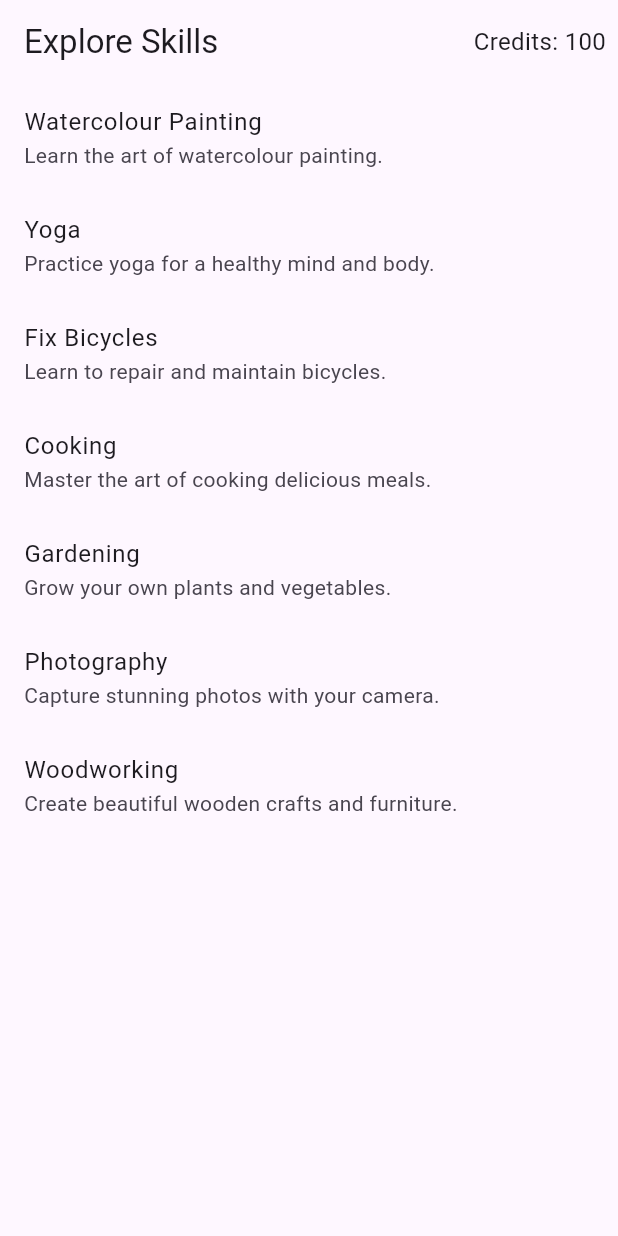
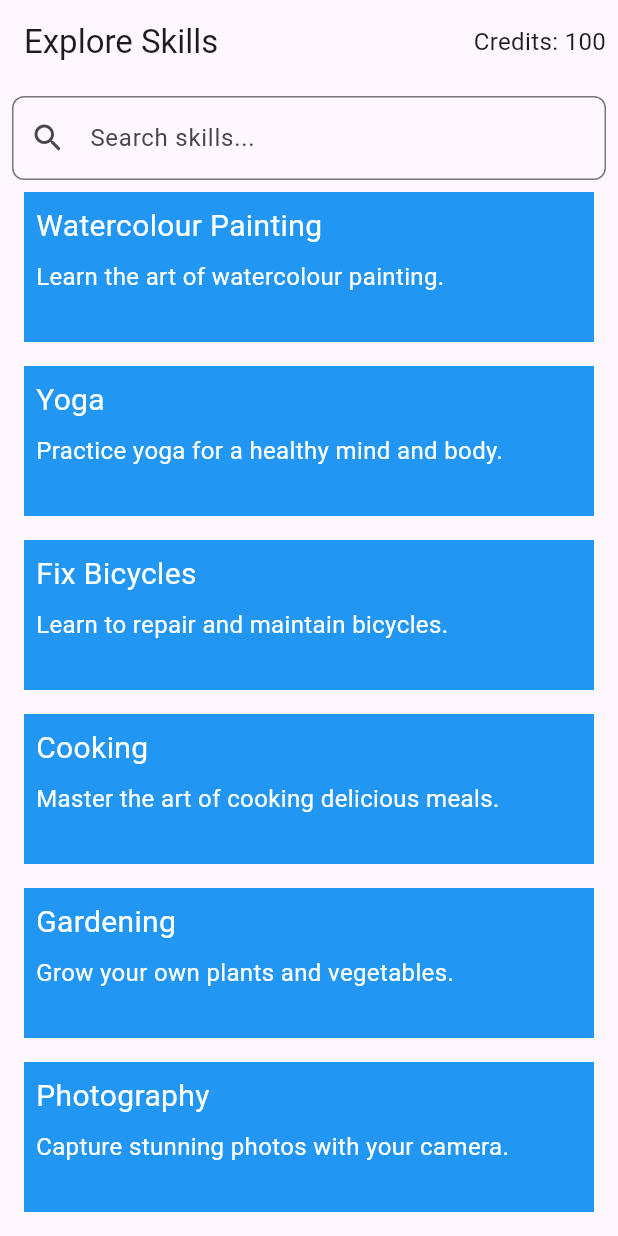
Before and after one commit to aminafayaz/SkillNova, a Flutter app: the ExplorePage screen opened directly, on a phone screen of 412 x 824 dp. Run offline on Flutter 3.47's test engine with Material 3 defaults, Android fonts, the phone set to English and light mode, and no system bars; our stand-ins replace firebase_auth, firebase_core; accounts and stored records are empty.

Commit message:
added users and skills list to listviewbuilder

```diff
--- a/skillnova_frontend/lib/explorepage.dart
+++ b/skillnova_frontend/lib/explorepage.dart
@@ -1,4 +1,5 @@
 import 'package:flutter/material.dart';
+import 'skill_detail_page.dart';
 
 class ExplorePage extends StatelessWidget {
   final List<Map<String, String>> skills = [
@@ -12,6 +13,36 @@ class ExplorePage extends StatelessWidget {
   ];
 
   final int availableCredits = 100; // Example value for available credits
+  final Map<String, List<Map<String, String>>> usersBySkill = {
+    'Watercolour Painting': [
+      {'name': 'Alice', 'proficiency': 'Intermediate'},
+      {'name': 'Bob', 'proficiency': 'Beginner'},
+    ],
+    'Yoga': [
+      {'name': 'Charlie', 'proficiency': 'Advanced'},
+      {'name': 'Dave', 'proficiency': 'Intermediate'},
+    ],
+    'Fix Bicycles': [
+      {'name': 'Eve', 'proficiency': 'Expert'},
+      {'name': 'Frank', 'proficiency': 'Intermediate'},
+    ],
+    'Cooking': [
+      {'name': 'Grace', 'proficiency': 'Expert'},
+      {'name': 'Heidi', 'proficiency': 'Advanced'},
+    ],
+    'Gardening': [
+      {'name': 'Ivan', 'proficiency': 'Beginner'},
+      {'name': 'Judy', 'proficiency': 'Intermediate'},
+    ],
+    'Photography': [
+      {'name': 'Mallory', 'proficiency': 'Advanced'},
+      {'name': 'Niaj', 'proficiency': 'Beginner'},
+    ],
+    'Woodworking': [
+      {'name': 'Olivia', 'proficiency': 'Expert'},
+      {'name': 'Peggy', 'proficiency': 'Intermediate'},
+    ],
+  };
 
   @override
   Widget build(BuildContext context) {
@@ -30,14 +61,63 @@ class ExplorePage extends StatelessWidget {
           ),
         ],
       ),
-      body: ListView.builder(
-        itemCount: skills.length,
-        itemBuilder: (context, index) {
-          return ListTile(
-            title: Text(skills[index]['name']!),
-            subtitle: Text(skills[index]['description']!),
-          );
-        },
+      body: Padding(
+        padding: const EdgeInsets.all(8.0),
+        child: Column(
+          children: [
+            TextField(
+              decoration: InputDecoration(
+                hintText: 'Search skills...',
+                border: OutlineInputBorder(
+                  borderRadius: BorderRadius.circular(8.0),
+                ),
+                prefixIcon: Icon(Icons.search),
+              ),
+            ),
+            Expanded(
+              child: ListView.builder(
+                itemCount: skills.length,
+                itemBuilder: (context, index) {
+                  return GestureDetector(
+                    onTap: () {
+                      Navigator.push(
+                        context,
+                        MaterialPageRoute(
+                          builder: (context) => SkillDetailPage(
+                            skillName: skills[index]['name']!,
+                            users: usersBySkill[skills[index]['name']]!,
+                          ),
+                        ),
+                      );
+                    },
+                    child: Container(
+                      height: 100,
+                      margin: EdgeInsets.all(8.0),
+                      color: Colors.blue,
+                      child: Padding(
+                        padding: const EdgeInsets.all(8.0),
+                        child: Column(
+                          crossAxisAlignment: CrossAxisAlignment.start,
+                          children: [
+                            Text(
+                              skills[index]['name']!,
+                              style: TextStyle(color: Colors.white, fontSize: 20),
+                            ),
+                            SizedBox(height: 8.0),
+                            Text(
+                              skills[index]['description']!,
+                              style: TextStyle(color: Colors.white, fontSize: 16),
+                            ),
+                          ],
+                        ),
+                      ),
+                    ),
+                  );
+                },
+              ),
+            ),
+          ],
+        ),
       ),
     );
   }
--- /dev/null
+++ b/skillnova_frontend/lib/skill_detail_page.dart
@@ -0,0 +1,26 @@
+import 'package:flutter/material.dart';
+
+class SkillDetailPage extends StatelessWidget {
+  final String skillName;
+  final List<Map<String, String>> users;
+
+  SkillDetailPage({required this.skillName, required this.users});
+
+  @override
+  Widget build(BuildContext context) {
+    return Scaffold(
+      appBar: AppBar(
+        title: Text(skillName),
+      ),
+      body: ListView.builder(
+        itemCount: users.length,
+        itemBuilder: (context, index) {
+          return ListTile(
+            title: Text(users[index]['name']!),
+            subtitle: Text('Proficiency: ${users[index]['proficiency']}'),
+          );
+        },
+      ),
+    );
+  }
+}
```
